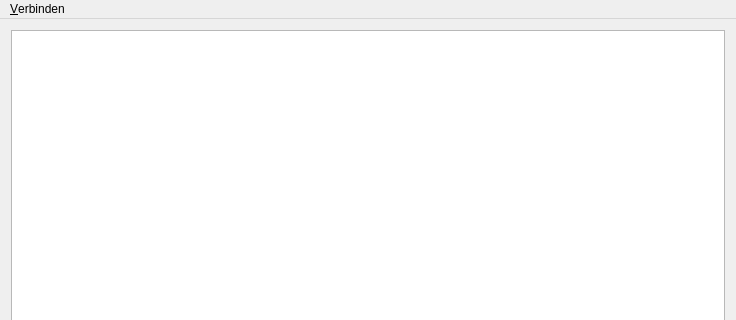
Old version of the form arkecho_player/arkecho_player/Ui/ArkEchoPlayerView.ui in the repository ArkEcho/arkecho_player; both pictures show x 0 to 736 and y 0 to 320 of the 736 by 521 pixel window.
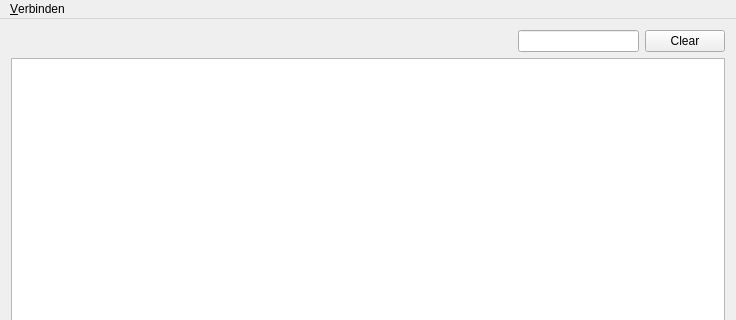
New version of the form.

Commit message: Player: Implemented Filter LineEdit

What changed in the file:
```diff
--- a/arkecho_player/arkecho_player/Ui/ArkEchoPlayerView.ui
+++ b/arkecho_player/arkecho_player/Ui/ArkEchoPlayerView.ui
@@ -15,10 +15,37 @@
   </property>
   <widget class="QWidget" name="centralWidget">
    <layout class="QGridLayout" name="gridLayout">
-    <item row="0" column="0" colspan="3">
-     <widget class="QTableWidget" name="twTrackList"/>
+    <item row="0" column="0" colspan="2">
+     <spacer name="horizontalSpacer_3">
+      <property name="orientation">
+       <enum>Qt::Horizontal</enum>
+      </property>
+      <property name="sizeHint" stdset="0">
+       <size>
+        <width>477</width>
+        <height>22</height>
+       </size>
+      </property>
+     </spacer>
+    </item>
+    <item row="0" column="2">
+     <layout class="QHBoxLayout" name="horizontalLayout_4">
+      <item>
+       <widget class="QLineEdit" name="leFilter"/>
+      </item>
+      <item>
+       <widget class="QPushButton" name="pbFilterClear">
+        <property name="text">
+         <string>Clear</string>
+        </property>
+       </widget>
+      </item>
+     </layout>
     </item>
     <item row="1" column="0" colspan="3">
+     <widget class="QTableWidget" name="twTrackList"/>
+    </item>
+    <item row="2" column="0" colspan="3">
      <widget class="QSlider" name="sliderDuration">
       <property name="maximum">
        <number>100</number>
@@ -28,7 +55,7 @@
       </property>
      </widget>
     </item>
-    <item row="2" column="0">
+    <item row="3" column="0">
      <layout class="QHBoxLayout" name="horizontalLayout_2">
       <item>
        <spacer name="horizontalSpacer">
@@ -59,7 +86,7 @@
       </item>
      </layout>
     </item>
-    <item row="2" column="1">
+    <item row="3" column="1">
      <layout class="QHBoxLayout" name="horizontalLayout">
       <item>
        <widget class="QPushButton" name="pbBackward">
@@ -84,7 +111,7 @@
       </item>
      </layout>
     </item>
-    <item row="2" column="2">
+    <item row="3" column="2">
      <layout class="QHBoxLayout" name="horizontalLayout_3">
       <item>
        <widget class="QSlider" name="sliderVolume">
```
The commit also changes 2 other files.
